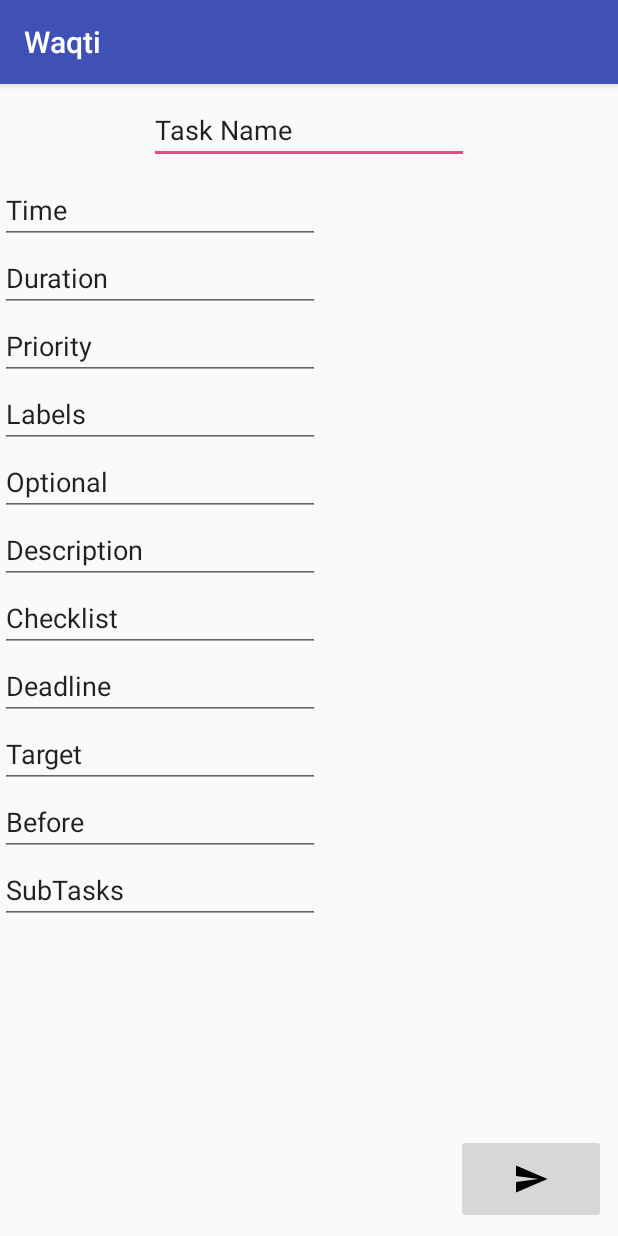
After one commit to basshelal/Waqti, an Android app: the CreateTaskActivity screen opened directly, with no data from a screen before it, on a phone screen of 412 x 824 dp. The commit adds this screen. Run offline under Robolectric (Android 15) with nearby library versions, the phone set to English and light mode, and no system bars.

Commit message:
Very very basic UI working that can be used for testing, no fancy stuff

```diff
--- a/app/src/main/AndroidManifest.xml
+++ b/app/src/main/AndroidManifest.xml
@@ -14,14 +14,14 @@
         android:theme="@style/AppTheme">
         <activity
             android:name=".android.views.MainActivity"
-            android:label="@string/app_name"
-            android:theme="@style/AppTheme.NoActionBar">
+            android:label="@string/app_name">
             <intent-filter>
                 <action android:name="android.intent.action.MAIN" />
 
                 <category android:name="android.intent.category.LAUNCHER" />
             </intent-filter>
         </activity>
+        <activity android:name=".android.views.CreateTaskActivity"></activity>
     </application>
 
 </manifest>
--- a/app/src/main/java/uk/whitecrescent/waqti/android/App.kt
+++ b/app/src/main/java/uk/whitecrescent/waqti/android/App.kt
@@ -1,7 +1,7 @@
 package uk.whitecrescent.waqti.android
 
 import android.app.Application
-import com.jakewharton.threetenabp.AndroidThreeTen
+import uk.whitecrescent.waqti.model.persistence.Caches
 import uk.whitecrescent.waqti.model.persistence.Database
 
 class App : Application() {
@@ -10,5 +10,6 @@ class App : Application() {
         super.onCreate()
         AndroidThreeTen.init(this)
         Database.build(this)
+        Caches.initialize()
     }
 }
--- /dev/null
+++ b/app/src/main/java/uk/whitecrescent/waqti/android/views/CreateTaskActivity.kt
@@ -0,0 +1,24 @@
+package uk.whitecrescent.waqti.android.views
+
+import android.os.Bundle
+import androidx.appcompat.app.AppCompatActivity
+import com.google.android.material.snackbar.Snackbar
+import kotlinx.android.synthetic.main.activity_create_task.*
+import uk.whitecrescent.waqti.R
+
+class CreateTaskActivity : AppCompatActivity() {
+
+    override fun onCreate(savedInstanceState: Bundle?) {
+        super.onCreate(savedInstanceState)
+        setContentView(R.layout.activity_create_task)
+
+        send_button.setOnClickListener {
+            Snackbar.make(it,
+                    "Here we will add the Task created then go back, this is why we should used " +
+                            "Fragments not Activities! :/",
+                    Snackbar.LENGTH_LONG
+            ).show()
+            //Caches.tasks.put(Task("${editText.text} ${System.currentTimeMillis()}"))
+        }
+    }
+}
--- a/app/src/main/java/uk/whitecrescent/waqti/model/Cacheable.kt
+++ b/app/src/main/java/uk/whitecrescent/waqti/model/Cacheable.kt
@@ -11,4 +11,7 @@ interface Cacheable {
 
     fun update()
 
+    //fun initialize()
+    // TODO: 07-Dec-18 The above is used to initialize all Observers and such
+
 }
--- a/app/src/main/java/uk/whitecrescent/waqti/model/persistence/Caches.kt
+++ b/app/src/main/java/uk/whitecrescent/waqti/model/persistence/Caches.kt
@@ -60,6 +60,11 @@ object Caches {
             tasks, templates, labels, priorities, timeUnits, taskLists, boards
     )
 
+    fun initialize() {
+        //allCaches.forEach { it.initialize() }
+        tasks.initialize()
+    }
+
     fun clearAllCaches(): Committable {
         return object : Committable {
             override fun commit() {
--- a/app/src/main/java/uk/whitecrescent/waqti/model/task/Task.kt
+++ b/app/src/main/java/uk/whitecrescent/waqti/model/task/Task.kt
@@ -1416,7 +1416,7 @@ class Task(name: String = "") : Cacheable {
 
     // TODO: 28-Nov-18 Consider compiling all these observers into a single observer
     @SuppressLint("CheckResult")
-    private fun backgroundObserver() {
+    fun backgroundObserver() {
         var done = false
         Observable.interval(TIME_CHECKING_PERIOD, TIME_CHECKING_UNIT)
                 .takeWhile { !done }
--- /dev/null
+++ b/app/src/main/res/layout/activity_create_task.xml
@@ -0,0 +1,144 @@
+<?xml version="1.0" encoding="utf-8"?>
+<androidx.constraintlayout.widget.ConstraintLayout xmlns:android="http://schemas.android.com/apk/res/android"
+    xmlns:app="http://schemas.android.com/apk/res-auto"
+    xmlns:tools="http://schemas.android.com/tools"
+    android:layout_width="match_parent"
+    android:layout_height="match_parent"
+    tools:context=".android.views.CreateTaskActivity">
+
+    <EditText
+        android:id="@+id/editText"
+        android:layout_width="wrap_content"
+        android:layout_height="wrap_content"
+        android:layout_marginStart="8dp"
+        android:layout_marginTop="8dp"
+        android:layout_marginEnd="8dp"
+        android:ems="10"
+        android:inputType="textAutoCorrect"
+        android:text="Task Name"
+        app:layout_constraintEnd_toEndOf="parent"
+        app:layout_constraintStart_toStartOf="parent"
+        app:layout_constraintTop_toTopOf="parent" />
+
+    <EditText
+        android:id="@+id/editText3"
+        android:layout_width="wrap_content"
+        android:layout_height="wrap_content"
+        android:layout_marginTop="8dp"
+        android:ems="10"
+        android:inputType="textPersonName"
+        android:text="Time"
+        app:layout_constraintStart_toStartOf="parent"
+        app:layout_constraintTop_toBottomOf="@+id/editText" />
+
+    <EditText
+        android:id="@+id/editText4"
+        android:layout_width="wrap_content"
+        android:layout_height="wrap_content"
+        android:ems="10"
+        android:inputType="textPersonName"
+        android:text="Duration"
+        app:layout_constraintTop_toBottomOf="@+id/editText3"
+        tools:layout_editor_absoluteX="0dp" />
+
+    <EditText
+        android:id="@+id/editText5"
+        android:layout_width="wrap_content"
+        android:layout_height="wrap_content"
+        android:ems="10"
+        android:inputType="textPersonName"
+        android:text="Priority"
+        app:layout_constraintTop_toBottomOf="@+id/editText4"
+        tools:layout_editor_absoluteX="0dp" />
+
+    <EditText
+        android:id="@+id/editText6"
+        android:layout_width="wrap_content"
+        android:layout_height="wrap_content"
+        android:ems="10"
+        android:inputType="textPersonName"
+        android:text="Labels"
+        app:layout_constraintTop_toBottomOf="@+id/editText5"
+        tools:layout_editor_absoluteX="0dp" />
+
+    <EditText
+        android:id="@+id/editText7"
+        android:layout_width="wrap_content"
+        android:layout_height="wrap_content"
+        android:ems="10"
+        android:inputType="textPersonName"
+        android:text="Optional"
+        app:layout_constraintTop_toBottomOf="@+id/editText6"
+        tools:layout_editor_absoluteX="0dp" />
+
+    <EditText
+        android:id="@+id/editText8"
+        android:layout_width="wrap_content"
+        android:layout_height="wrap_content"
+        android:ems="10"
+        android:inputType="textPersonName"
+        android:text="Description"
+        app:layout_constraintTop_toBottomOf="@+id/editText7"
+        tools:layout_editor_absoluteX="0dp" />
+
+    <EditText
+        android:id="@+id/editText9"
+        android:layout_width="wrap_content"
+        android:layout_height="wrap_content"
+        android:ems="10"
+        android:inputType="textPersonName"
+        android:text="Target"
+        app:layout_constraintTop_toBottomOf="@+id/editText10"
+        tools:layout_editor_absoluteX="0dp" />
+
+    <EditText
+        android:id="@+id/editText2"
+        android:layout_width="wrap_content"
+        android:layout_height="wrap_content"
+        android:ems="10"
+        android:inputType="textPersonName"
+        android:text="Checklist"
+        app:layout_constraintTop_toBottomOf="@+id/editText8"
+        tools:layout_editor_absoluteX="0dp" />
+
+    <EditText
+        android:id="@+id/editText10"
+        android:layout_width="wrap_content"
+        android:layout_height="wrap_content"
+        android:ems="10"
+        android:inputType="textPersonName"
+        android:text="Deadline"
+        app:layout_constraintTop_toBottomOf="@+id/editText2"
+        tools:layout_editor_absoluteX="0dp" />
+
+    <EditText
+        android:id="@+id/editText11"
+        android:layout_width="wrap_content"
+        android:layout_height="wrap_content"
+        android:ems="10"
+        android:inputType="textPersonName"
+        android:text="Before"
+        app:layout_constraintTop_toBottomOf="@+id/editText9"
+        tools:layout_editor_absoluteX="0dp" />
+
+    <EditText
+        android:id="@+id/editText12"
+        android:layout_width="wrap_content"
+        android:layout_height="wrap_content"
+        android:ems="10"
+        android:inputType="textPersonName"
+        android:text="SubTasks"
+        app:layout_constraintTop_toBottomOf="@+id/editText11"
+        tools:layout_editor_absoluteX="0dp" />
+
+    <ImageButton
+        android:id="@+id/send_button"
+        android:layout_width="100dp"
+        android:layout_height="60dp"
+        android:layout_marginEnd="8dp"
+        android:layout_marginBottom="8dp"
+        app:layout_constraintBottom_toBottomOf="parent"
+        app:layout_constraintEnd_toEndOf="parent"
+        app:srcCompat="@drawable/ic_menu_send" />
+
+</androidx.constraintlayout.widget.ConstraintLayout>
--- a/app/src/main/res/values/strings.xml
+++ b/app/src/main/res/values/strings.xml
@@ -1,3 +1,5 @@
 <resources>
     <string name="app_name">Waqti</string>
+    <string name="defaultTask">DEFAULT TASK!</string>
+    <string name="createTask">Create Task</string>
 </resources>
--- a/gradle.properties
+++ b/gradle.properties
@@ -6,6 +6,8 @@
 # http://www.gradle.org/docs/current/userguide/build_environment.html
 # Specifies the JVM arguments used for the daemon process.
 # The setting is particularly useful for tweaking memory settings.
+android.enableJetifier=true
+android.useAndroidX=true
 org.gradle.jvmargs=-Xmx1536m
 # When configured, Gradle will run in incubating parallel mode.
 # This option should only be used with decoupled projects. More details, visit
```
Also changed, not shown: app/build.gradle (+6 -4 lines), app/src/main/java/uk/whitecrescent/waqti/android/Utils.kt (+8 -0 lines), app/src/main/java/uk/whitecrescent/waqti/android/views/MainActivity.kt (+12 -100 lines), app/src/main/java/uk/whitecrescent/waqti/android/views/TaskAdapter.kt (+15 -10 lines), app/src/main/java/uk/whitecrescent/waqti/android/views/TaskViewHolder.kt (+6 -19 lines), app/src/main/java/uk/whitecrescent/waqti/model/persistence/Cache.kt (+27 -0 lines), app/src/main/res/layout/activity_main.xml (+20 -3 lines), app/src/main/res/layout/task_card.xml (+19 -13 lines), 2 other files.
